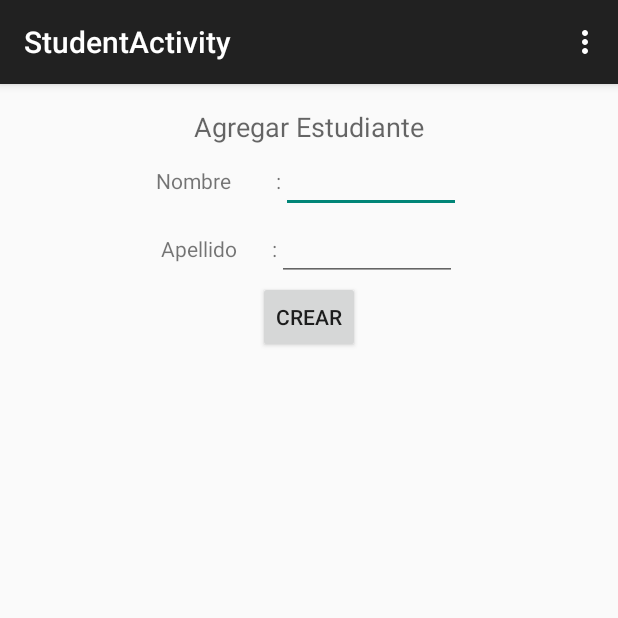
After one commit to PabloLambert/App13, an Android app: the StudentActivity screen opened directly, with no data from a screen before it, on a phone screen of 412 x 824 dp, the top half of it. The commit adds this screen. Run offline under Robolectric (Android 15) with nearby library versions, the phone set to English and light mode, and no system bars.

Commit message:
Agregar Estudiantes.-

```diff
--- /dev/null
+++ b/app/src/main/java/com/lambertsoft/app13/StudentActivity.java
@@ -0,0 +1,86 @@
+package com.lambertsoft.app13;
+
+import android.support.v7.app.ActionBarActivity;
+import android.os.Bundle;
+import android.view.Menu;
+import android.view.MenuItem;
+import android.view.View;
+import android.widget.Button;
+import android.widget.TextView;
+import android.widget.Toast;
+
+import com.kinvey.android.AsyncAppData;
+import com.kinvey.android.Client;
+import com.kinvey.java.core.KinveyClientCallback;
+
+
+public class StudentActivity extends ActionBarActivity {
+
+    TextView textCreateStudentFirstName, textCreateStudentLastName;
+    Button buttonCreateStudent;
+    Client myKinveyClient;
+
+
+    @Override
+    protected void onCreate(Bundle savedInstanceState) {
+        super.onCreate(savedInstanceState);
+        setContentView(R.layout.activity_student);
+
+        myKinveyClient = SplashActivity.myKinveyClient;
+
+        textCreateStudentFirstName = (TextView) findViewById(R.id.textCreateStudentFirstName);
+        textCreateStudentLastName = (TextView) findViewById(R.id.textCreateStudentLastName);
+        buttonCreateStudent = (Button)findViewById(R.id.buttonCreateStudent);
+
+        buttonCreateStudent.setOnClickListener(new View.OnClickListener() {
+            @Override
+            public void onClick(View v) {
+
+                Students students = new Students();
+                students.setData(textCreateStudentFirstName.getText().toString(), textCreateStudentLastName.getText().toString(), myKinveyClient.user().getId());
+
+                AsyncAppData<Students> myStudents = myKinveyClient.appData("Students", Students.class);
+                myStudents.save(students, new KinveyClientCallback<Students>() {
+                    @Override
+                    public void onSuccess(Students students) {
+                        CharSequence text = "Your new student has been created.";
+                        Toast.makeText(getApplicationContext(), text, Toast.LENGTH_SHORT).show();
+                        finish();
+                    }
+
+                    @Override
+                    public void onFailure(Throwable throwable) {
+                        CharSequence text = "Could not create a student...";
+                        Toast.makeText(getApplicationContext(), text, Toast.LENGTH_SHORT).show();
+
+                    }
+                });
+
+
+            }
+        });
+    }
+
+
+    @Override
+    public boolean onCreateOptionsMenu(Menu menu) {
+        // Inflate the menu; this adds items to the action bar if it is present.
+        getMenuInflater().inflate(R.menu.menu_student, menu);
+        return true;
+    }
+
+    @Override
+    public boolean onOptionsItemSelected(MenuItem item) {
+        // Handle action bar item clicks here. The action bar will
+        // automatically handle clicks on the Home/Up button, so long
+        // as you specify a parent activity in AndroidManifest.xml.
+        int id = item.getItemId();
+
+        //noinspection SimplifiableIfStatement
+        if (id == R.id.action_settings) {
+            return true;
+        }
+
+        return super.onOptionsItemSelected(item);
+    }
+}
--- a/app/src/main/res/layout/activity_splash.xml
+++ b/app/src/main/res/layout/activity_splash.xml
@@ -32,7 +32,7 @@
             android:layout_width="wrap_content"
             android:layout_height="wrap_content"
             android:text="Agregar"
-            android:id="@+id/button" />
+            android:id="@+id/buttonAddStudent" />
 
         <Button
             android:layout_width="wrap_content"
--- /dev/null
+++ b/app/src/main/res/layout/activity_student.xml
@@ -0,0 +1,95 @@
+<RelativeLayout xmlns:android="http://schemas.android.com/apk/res/android"
+    xmlns:tools="http://schemas.android.com/tools" android:layout_width="match_parent"
+    android:layout_height="match_parent" android:paddingLeft="@dimen/activity_horizontal_margin"
+    android:paddingRight="@dimen/activity_horizontal_margin"
+    android:paddingTop="@dimen/activity_vertical_margin"
+    android:paddingBottom="@dimen/activity_vertical_margin"
+    tools:context="com.lambertsoft.app13.StudentActivity">
+
+
+    <LinearLayout
+        android:orientation="vertical"
+        android:layout_width="fill_parent"
+        android:layout_height="fill_parent">
+
+        <TextView
+            android:layout_width="wrap_content"
+            android:layout_height="wrap_content"
+            android:textAppearance="?android:attr/textAppearanceMedium"
+            android:text="Agregar Estudiante"
+            android:id="@+id/textView"
+            android:layout_gravity="center_horizontal" />
+
+        <LinearLayout
+            android:orientation="vertical"
+            android:layout_width="fill_parent"
+            android:layout_height="wrap_content">
+
+            <LinearLayout
+                android:orientation="horizontal"
+                android:layout_width="wrap_content"
+                android:layout_height="wrap_content"
+                android:weightSum="1"
+                android:layout_gravity="center_horizontal">
+
+                <TextView
+                    android:layout_width="wrap_content"
+                    android:layout_height="wrap_content"
+                    android:textAppearance="?android:attr/textAppearanceSmall"
+                    android:text="Nombre         :"
+                    android:id="@+id/textView2" />
+
+                <EditText
+                    android:layout_width="120dp"
+                    android:layout_height="wrap_content"
+                    android:id="@+id/textCreateStudentFirstName" />
+            </LinearLayout>
+
+            <LinearLayout
+                android:orientation="horizontal"
+                android:layout_width="wrap_content"
+                android:layout_height="wrap_content"
+                android:weightSum="1"
+                android:layout_gravity="center_horizontal">
+
+                <TextView
+                    android:layout_width="wrap_content"
+                    android:layout_height="wrap_content"
+                    android:textAppearance="?android:attr/textAppearanceSmall"
+                    android:text="Apellido       :"
+                    android:id="@+id/textView3" />
+
+                <EditText
+                    android:layout_width="120dp"
+                    android:layout_height="wrap_content"
+                    android:id="@+id/textCreateStudentLastName" />
+
+            </LinearLayout>
+
+
+
+            <LinearLayout
+                android:orientation="horizontal"
+                android:layout_width="wrap_content"
+                android:layout_height="wrap_content"
+                android:layout_gravity="center_horizontal">
+
+                <Button
+                    style="?android:attr/buttonStyleSmall"
+                    android:layout_width="wrap_content"
+                    android:layout_height="wrap_content"
+                    android:text="Crear"
+                    android:id="@+id/buttonCreateStudent"
+                    android:layout_gravity="center_horizontal"
+                    android:layout_alignParentTop="true"
+                    android:layout_alignParentLeft="true"
+                    android:layout_alignParentStart="true"
+                    />
+            </LinearLayout>
+
+        </LinearLayout>
+
+    </LinearLayout>
+
+
+</RelativeLayout>
--- /dev/null
+++ b/app/src/main/res/menu/menu_student.xml
@@ -0,0 +1,7 @@
+<menu xmlns:android="http://schemas.android.com/apk/res/android"
+    xmlns:app="http://schemas.android.com/apk/res-auto"
+    xmlns:tools="http://schemas.android.com/tools"
+    tools:context="com.lambertsoft.app13.StudentActivity">
+    <item android:id="@+id/action_settings" android:title="@string/action_settings"
+        android:orderInCategory="100" app:showAsAction="never" />
+</menu>
--- a/app/src/main/res/values/strings.xml
+++ b/app/src/main/res/values/strings.xml
@@ -7,5 +7,6 @@
     <string name="title_activity_splash">SplashActivity</string>
     <string name="title_activity_login">LoginActivity</string>
     <string name="title_activity_maps">Map</string>
+    <string name="title_activity_student">StudentActivity</string>
 
 </resources>
```
Also changed, not shown: app/src/main/AndroidManifest.xml (+6 -2 lines), app/src/main/java/com/lambertsoft/app13/SplashActivity.java (+42 -7 lines), app/src/main/java/com/lambertsoft/app13/Students.java (added, +36 -0 lines).
